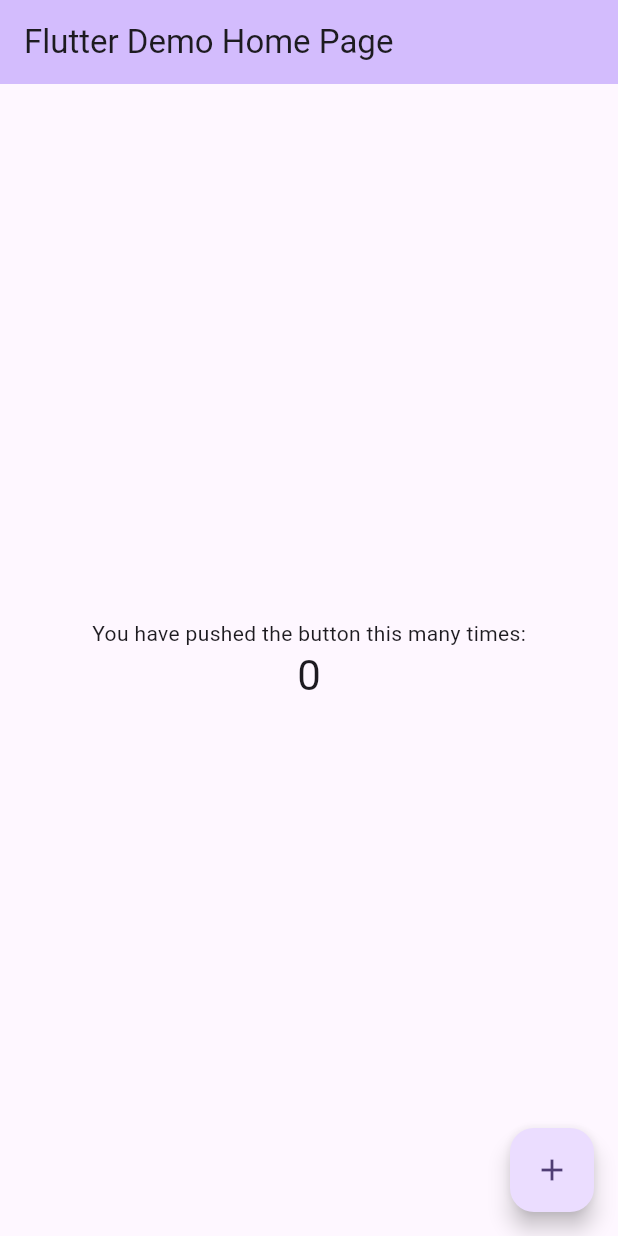
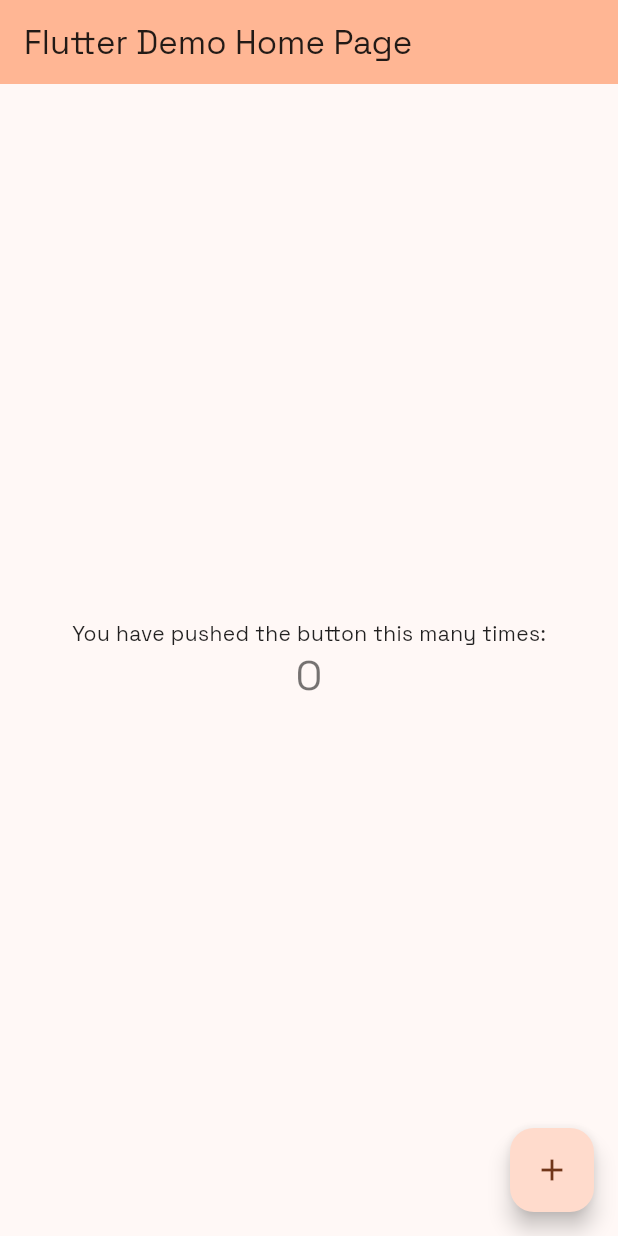
Before and after one commit to TheLiux/flutter_hands_on, a Flutter app: the screen it shows after launch, on a phone screen of 412 x 824 dp. Run offline on Flutter 3.47's test engine with Material 2 defaults, Android fonts, the phone set to English and light mode, and no system bars; our stand-ins replace google_fonts.

Commit message:
feat: customized theme

```diff
--- a/lib/main.dart
+++ b/lib/main.dart
@@ -1,34 +1,22 @@
 import 'package:flutter/material.dart';
+import 'package:google_fonts/google_fonts.dart';
 
 void main() {
   runApp(const MyApp());
 }
 
 class MyApp extends StatelessWidget {
+  final Color _seedColor = const Color.fromRGBO(237, 112, 45, 1.0);
+
   const MyApp({super.key});
 
-  // This widget is the root of your application.
   @override
   Widget build(BuildContext context) {
     return MaterialApp(
       title: 'Flutter Demo',
       theme: ThemeData(
-        // This is the theme of your application.
-        //
-        // TRY THIS: Try running your application with "flutter run". You'll see
-        // the application has a blue toolbar. Then, without quitting the app,
-        // try changing the seedColor in the colorScheme below to Colors.green
-        // and then invoke "hot reload" (save your changes or press the "hot
-        // reload" button in a Flutter-supported IDE, or press "r" if you used
-        // the command line to start the app).
-        //
-        // Notice that the counter didn't reset back to zero; the application
-        // state is not lost during the reload. To reset the state, use hot
-        // restart instead.
-        //
-        // This works for code too, not just values: Most code changes can be
-        // tested with just a hot reload.
-        colorScheme: ColorScheme.fromSeed(seedColor: Colors.deepPurple),
+        colorScheme: ColorScheme.fromSeed(seedColor: _seedColor),
+        textTheme: GoogleFonts.spaceGroteskTextTheme(),
         useMaterial3: true,
       ),
       home: const MyHomePage(title: 'Flutter Demo Home Page'),
--- a/pubspec.yaml
+++ b/pubspec.yaml
@@ -11,6 +11,7 @@ dependencies:
     sdk: flutter
 
   cupertino_icons: ^1.0.2
+  google_fonts: ^6.1.0
 
 dev_dependencies:
   flutter_test:
```
Also changed, not shown: pubspec.lock.
